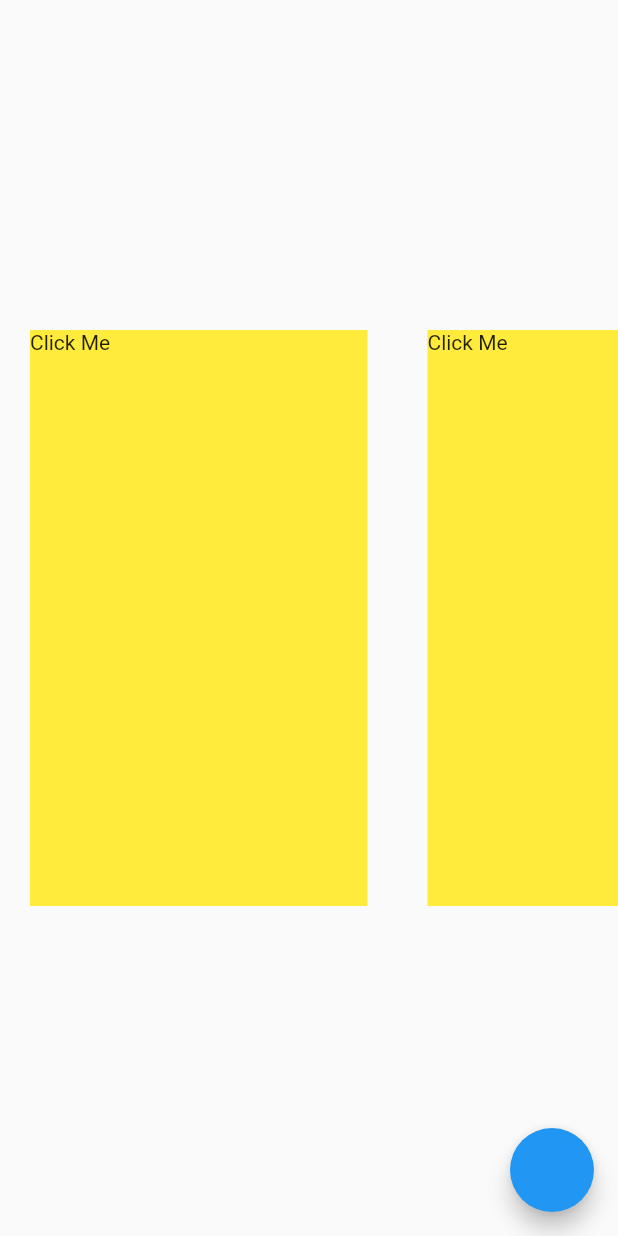
After one commit to Luseres/PokebowlGo, a Flutter app: the BaseScreen screen opened directly, on a phone screen of 412 x 824 dp. The commit adds this screen. Run offline on Flutter 3.47's test engine with Material 2 defaults, Android fonts, the phone set to English and light mode, and no system bars.

Commit message:
Added all choice pages

```diff
--- /dev/null
+++ b/pokebowl/lib/baseChoice.dart
@@ -0,0 +1,41 @@
+import 'package:flutter/material.dart';
+import 'package:pokebowl/main.dart';
+import 'package:pokebowl/sidesChoice.dart';
+import 'package:pokebowl/scrollWidget.dart';
+
+class BaseChoice extends StatelessWidget {
+  @override
+  Widget build(BuildContext context) {
+    return MaterialApp(
+    home: new BaseScreen()
+    );
+  }
+}
+
+class BaseScreen extends StatelessWidget {
+  @override
+  Widget build(BuildContext context) {
+    return new Scaffold(
+        body:
+        ListView(
+          padding: const EdgeInsets.fromLTRB(0, 220, 0, 220),
+          scrollDirection: Axis.horizontal,
+          children: <Widget>[
+            ScrollWidget(),
+            ScrollWidget(),
+            ScrollWidget(),
+            ScrollWidget(),
+            ScrollWidget(),
+          ],
+        ),
+      floatingActionButton: FloatingActionButton(
+          onPressed: () {
+            Navigator.push(
+              context,
+              MaterialPageRoute(builder: (context) => SidesChoice()),
+            );
+          }
+      ),
+    ) ;
+  }
+}
--- a/pokebowl/lib/main.dart
+++ b/pokebowl/lib/main.dart
@@ -1,5 +1,5 @@
 import 'package:flutter/material.dart';
-import 'package:pokebowl/firstChoice.dart';
+import 'package:pokebowl/baseChoice.dart';
 
 void main() {
   runApp(MyApp());
@@ -25,7 +25,7 @@ class HomeScreen extends StatelessWidget {
               onPressed: () {
                 Navigator.push(
                   context,
-                  MaterialPageRoute(builder: (context) => FirstChoice()),
+                  MaterialPageRoute(builder: (context) => BaseChoice()),
                 );
               }
           ),
```
Also changed, not shown: pokebowl/lib/firstChoice.dart (deleted, +0 -23 lines), pokebowl/lib/sidesChoice.dart (added, +41 -0 lines), pokebowl/lib/mixinsChoice.dart (added), pokebowl/lib/proteinChoice.dart (added), pokebowl/lib/sauceChoice.dart (added), pokebowl/lib/toppingsChoice.dart (added).
